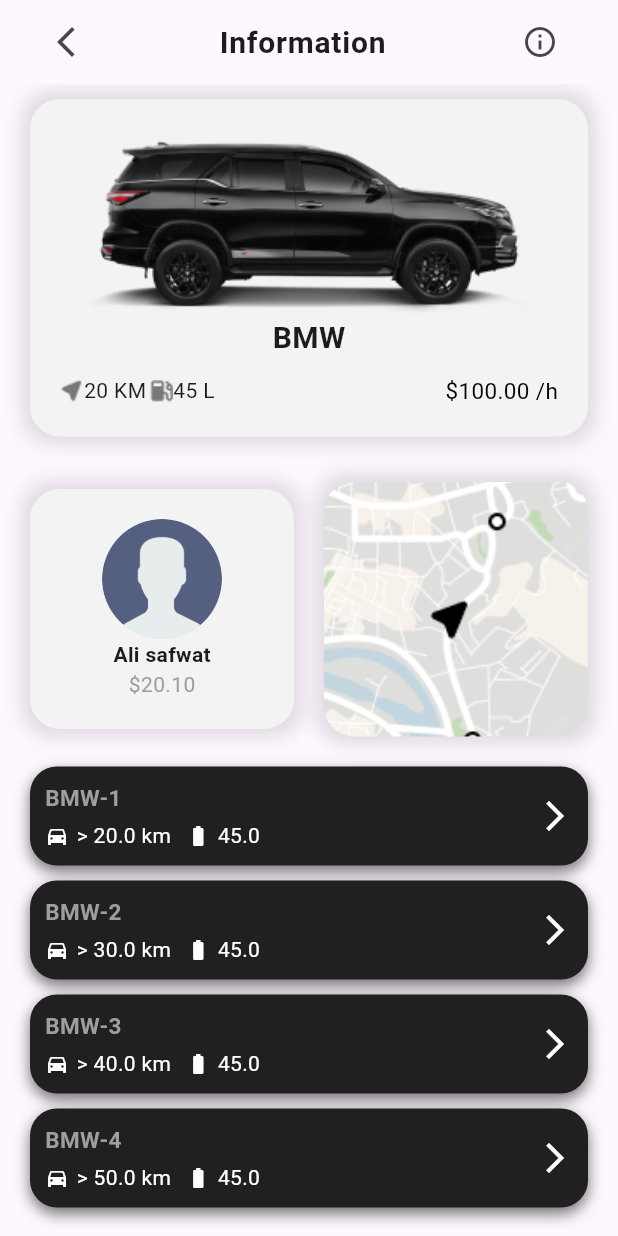
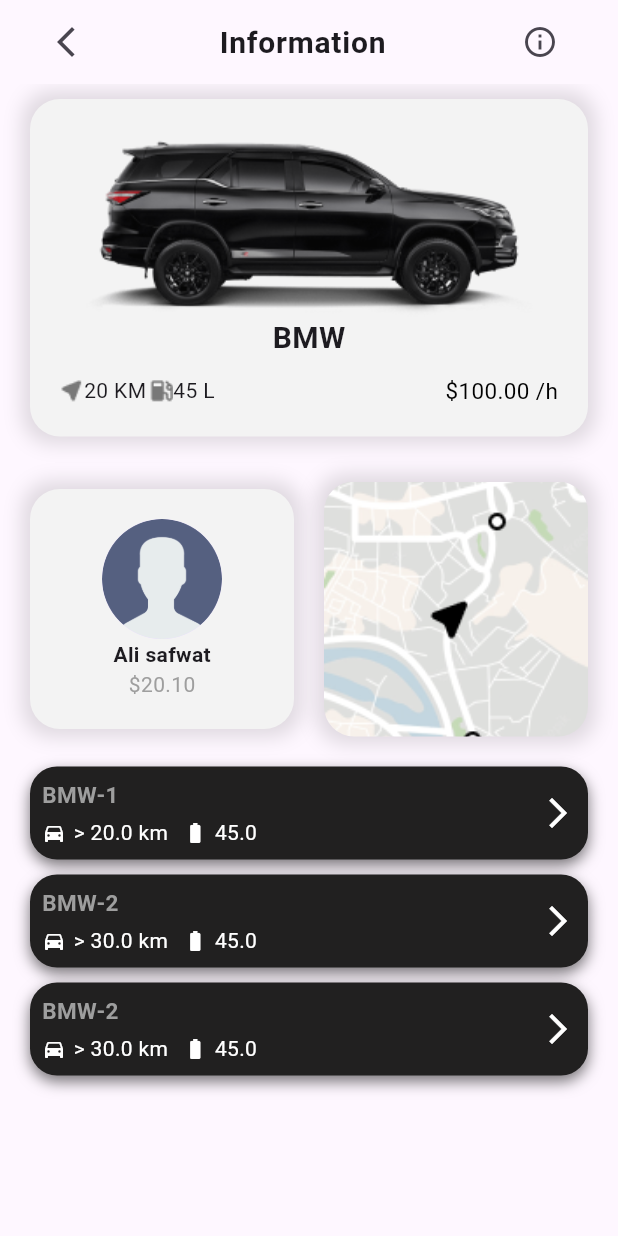
Before and after one commit to ali72-20/rent_car, a Flutter app: the screen it shows after launch, after a tap on "Let's go", after a tap on "BMW", on a phone screen of 412 x 824 dp. Run offline on Flutter 3.47's test engine with Material 3 defaults, Android fonts, the phone set to English and light mode, and no system bars; our stand-ins replace firebase_core, flutter_bloc, get_it, go_router, injectable; accounts and stored records are empty; generated files the repository leaves out were written again.

Commit message:
fix:render box

```diff
--- a/lib/presentation/pages/car_details_screen.dart
+++ b/lib/presentation/pages/car_details_screen.dart
@@ -44,8 +44,7 @@
               children: [
                  MoreCard(car: CarEntity("BMW-1", 20, 45, 100)),
                  MoreCard(car: CarEntity("BMW-2", 30, 45, 150)),
-                 MoreCard(car: CarEntity("BMW-3", 40, 45, 200)),
-                 MoreCard(car: CarEntity("BMW-4", 50, 45, 300)),
+                 MoreCard(car: CarEntity("BMW-2", 30, 45, 150)),
               ],
             ),
           )
--- a/lib/presentation/pages/on_boarding.dart
+++ b/lib/presentation/pages/on_boarding.dart
@@ -67,7 +67,7 @@
                       child: Text(
                         AppLocalizations.of(context)!.letsGo,
                         style: Styles.style16
-                            .copyWith(fontWeight: FontWeight.bold),
+                            .copyWith(fontWeight: FontWeight.bold,color: AppColors.black),
                       ),
                     ),
                   ),
--- a/lib/presentation/widgets/more_cards.dart
+++ b/lib/presentation/widgets/more_cards.dart
@@ -9,7 +9,7 @@
   @override
   Widget build(BuildContext context) {
     return Container(
-      padding: const EdgeInsets.all(10),
+      padding: const EdgeInsets.all(8),
       margin: const EdgeInsets.only(bottom: 10),
       decoration: BoxDecoration(
           color: AppColors.moreCardColor,
```
